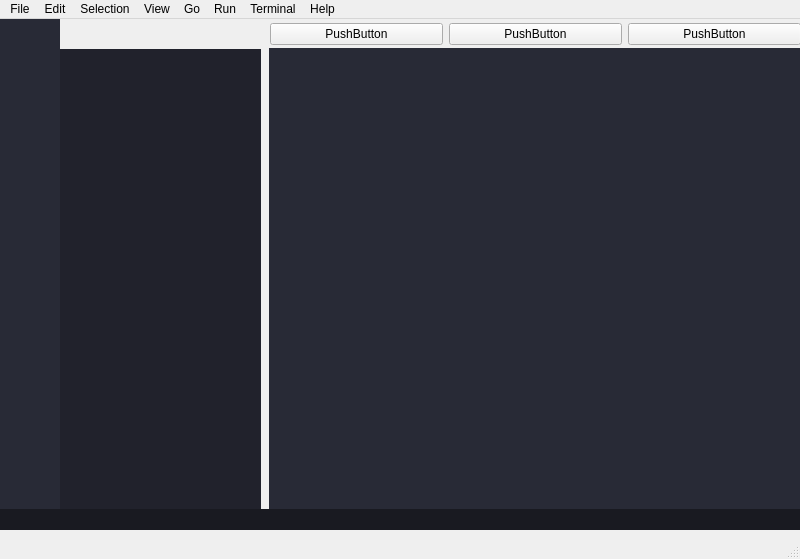
asteria-archive-otori/Echidna, file ui/form.ui: the form before one commit.
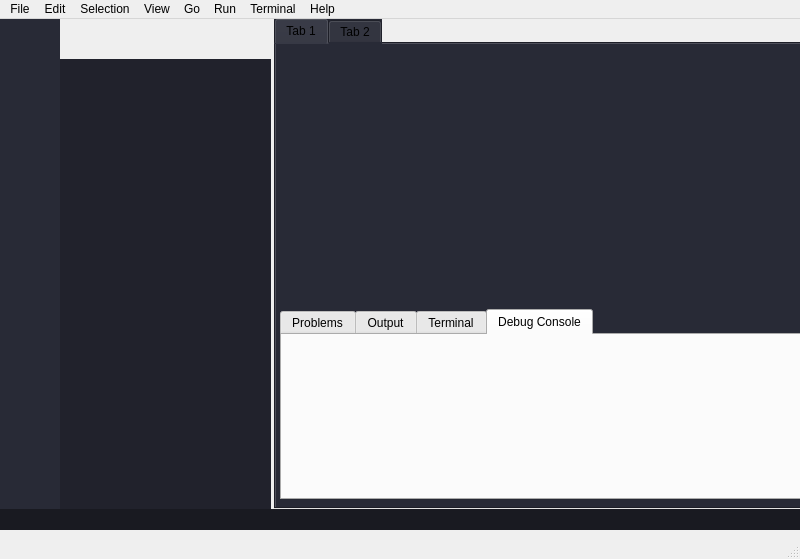
The form after the commit.

Commit message: feat: Add widgets for Language Feature Tab.

```diff
--- a/ui/form.ui
+++ b/ui/form.ui
@@ -14,42 +14,6 @@
    <string>MainWindow</string>
   </property>
   <widget class="QWidget" name="centralwidget">
-   <widget class="QWidget" name="gridLayoutWidget">
-    <property name="geometry">
-     <rect>
-      <x>270</x>
-      <y>0</y>
-      <width>531</width>
-      <height>31</height>
-     </rect>
-    </property>
-    <layout class="QGridLayout" name="gridLayout">
-     <item row="0" column="0">
-      <widget class="QPushButton" name="pushButton">
-       <property name="text">
-        <string>PushButton</string>
-       </property>
-      </widget>
-     </item>
-     <item row="0" column="1">
-      <widget class="QPushButton" name="pushButton_2">
-       <property name="styleSheet">
-        <string notr="true"/>
-       </property>
-       <property name="text">
-        <string>PushButton</string>
-       </property>
-      </widget>
-     </item>
-     <item row="0" column="2">
-      <widget class="QPushButton" name="pushButton_3">
-       <property name="text">
-        <string>PushButton</string>
-       </property>
-      </widget>
-     </item>
-    </layout>
-   </widget>
    <widget class="QWidget" name="sidebarMenu" native="true">
     <property name="geometry">
      <rect>
@@ -67,9 +31,9 @@
     <property name="geometry">
      <rect>
       <x>60</x>
-      <y>30</y>
-      <width>201</width>
-      <height>481</height>
+      <y>40</y>
+      <width>211</width>
+      <height>471</height>
      </rect>
     </property>
     <property name="styleSheet">
@@ -89,18 +53,67 @@
      <string notr="true">background-color: #191A21</string>
     </property>
    </widget>
-   <widget class="QWidget" name="widget" native="true">
+   <widget class="QTabWidget" name="editorTab">
     <property name="geometry">
      <rect>
-      <x>269</x>
-      <y>29</y>
+      <x>274</x>
+      <y>-1</y>
       <width>531</width>
-      <height>461</height>
+      <height>491</height>
      </rect>
     </property>
     <property name="styleSheet">
      <string notr="true">background-color: #282A36</string>
     </property>
+    <property name="currentIndex">
+     <number>0</number>
+    </property>
+    <widget class="QWidget" name="tab">
+     <property name="styleSheet">
+      <string notr="true"/>
+     </property>
+     <attribute name="title">
+      <string>Tab 1</string>
+     </attribute>
+    </widget>
+    <widget class="QWidget" name="tab_2">
+     <attribute name="title">
+      <string>Tab 2</string>
+     </attribute>
+    </widget>
+   </widget>
+   <widget class="QTabWidget" name="langFeaturesTab">
+    <property name="geometry">
+     <rect>
+      <x>280</x>
+      <y>290</y>
+      <width>521</width>
+      <height>191</height>
+     </rect>
+    </property>
+    <property name="currentIndex">
+     <number>3</number>
+    </property>
+    <widget class="QWidget" name="problemsTab">
+     <attribute name="title">
+      <string>Problems</string>
+     </attribute>
+    </widget>
+    <widget class="QWidget" name="outputTab">
+     <attribute name="title">
+      <string>Output</string>
+     </attribute>
+    </widget>
+    <widget class="QWidget" name="terminalTab">
+     <attribute name="title">
+      <string>Terminal</string>
+     </attribute>
+    </widget>
+    <widget class="QWidget" name="debugConsoleTab">
+     <attribute name="title">
+      <string>Debug Console</string>
+     </attribute>
+    </widget>
    </widget>
   </widget>
   <widget class="QMenuBar" name="menubar">
```
